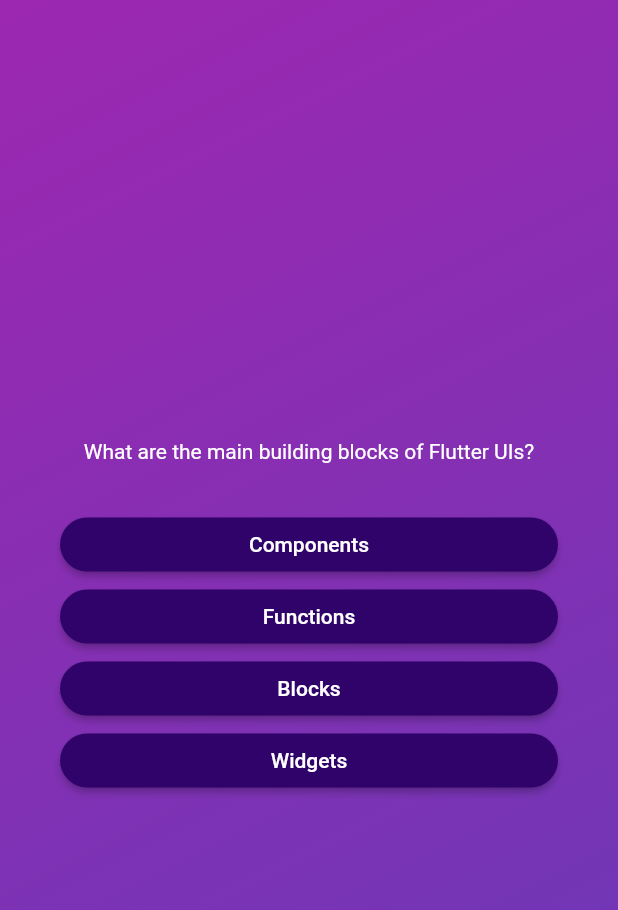
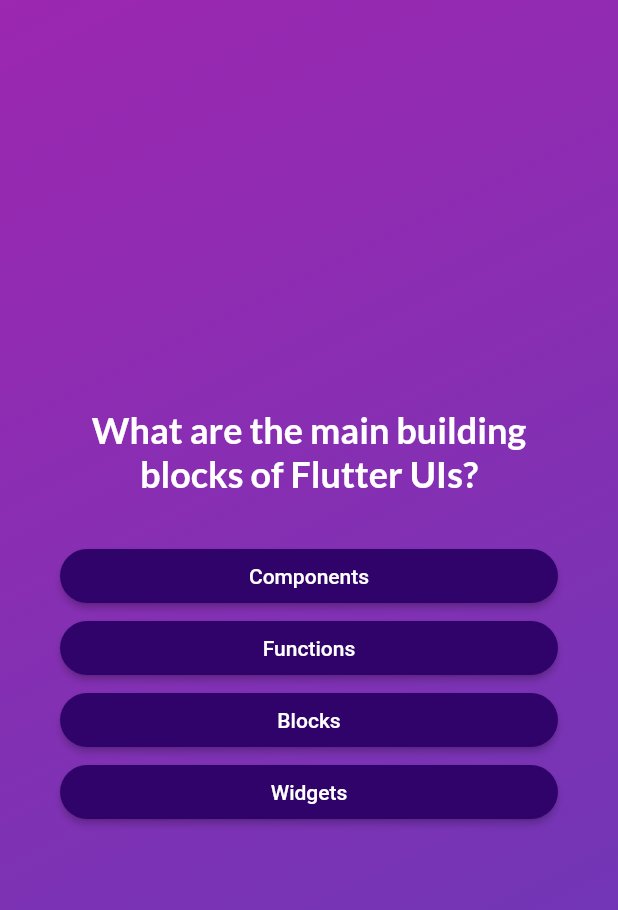
Before and after one commit to bmessaoudi/quiz_learn_flutter, a Flutter app: the screen it shows after launch, after a tap on "Start Quiz", on a phone screen of 412 x 824 dp. Shown: the top 910 px of the screen. Run offline on Flutter 3.47's test engine with Material 2 defaults, Android fonts, the phone set to English and light mode, and no system bars; our stand-ins replace google_fonts.

Commit message:
google font

```diff
--- a/lib/questions_screen.dart
+++ b/lib/questions_screen.dart
@@ -1,6 +1,7 @@
 import 'package:adv_basics/answer_button.dart';
 import 'package:adv_basics/data/questions.dart';
 import 'package:flutter/material.dart';
+import 'package:google_fonts/google_fonts.dart';
 
 class QuestionsScreen extends StatefulWidget {
   const QuestionsScreen({super.key});
@@ -32,8 +33,10 @@ class _QuestionsScreenState extends State<QuestionsScreen> {
           children: [
             Text(
               currentQuestion.text,
-              style: const TextStyle(
+              style: GoogleFonts.lato(
                 color: Colors.white,
+                fontSize: 24,
+                fontWeight: FontWeight.bold,
               ),
               textAlign: TextAlign.center,
             ),
```
Also changed, not shown: 3 other files.
